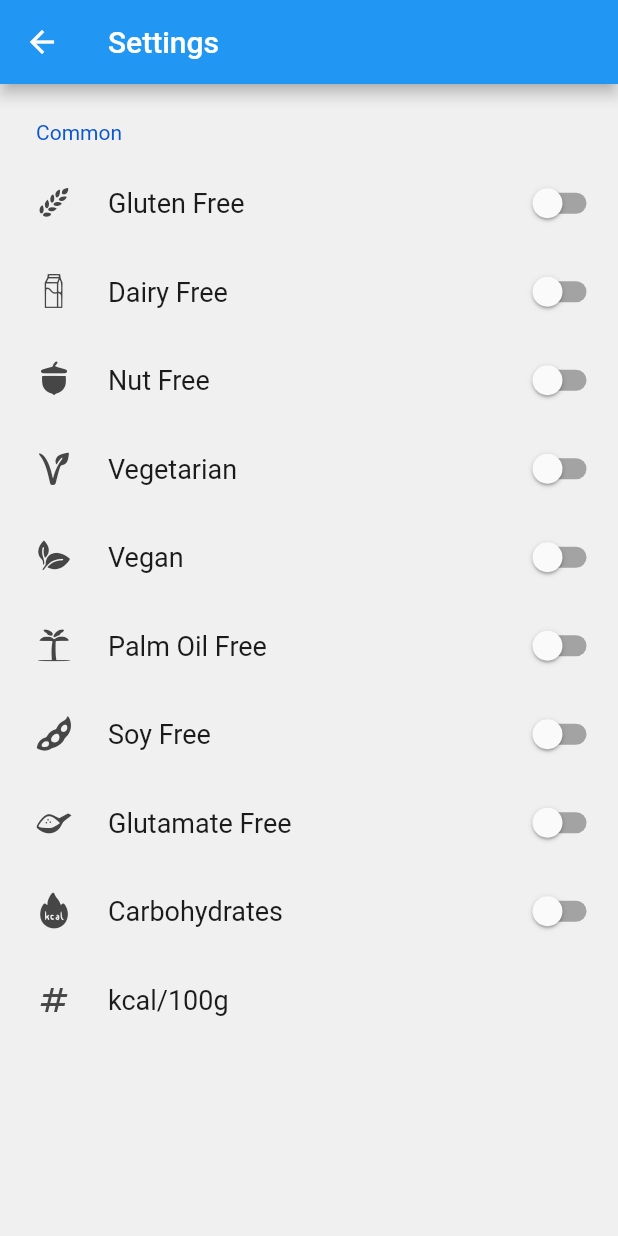
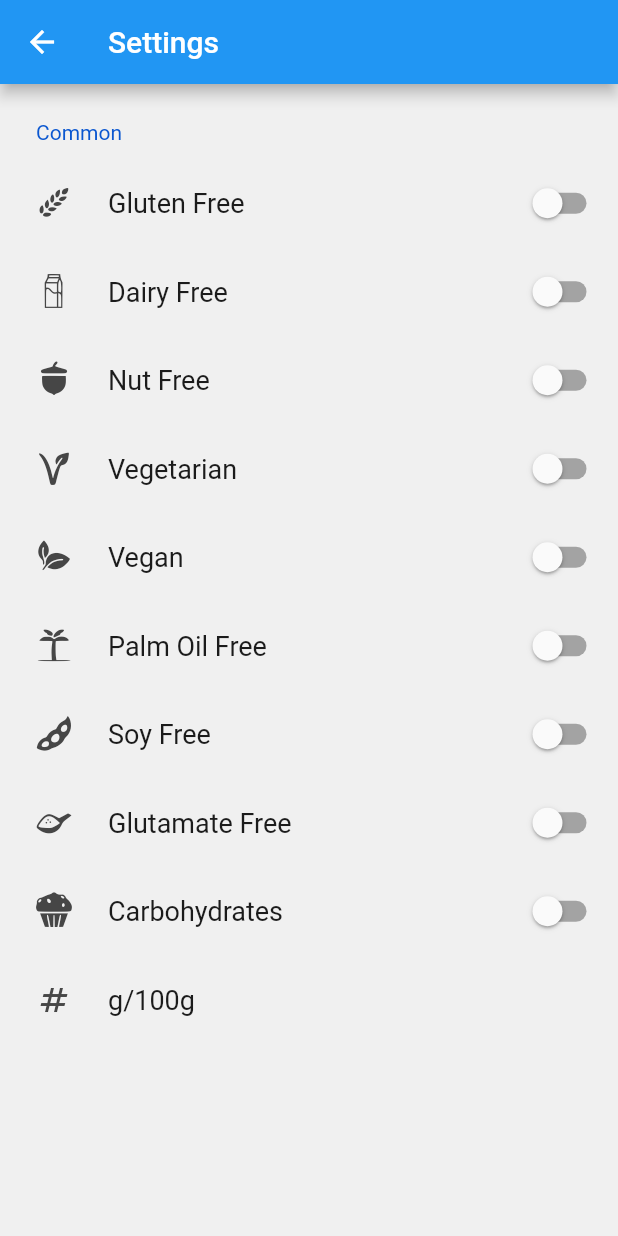
Before and after one commit to bloedboemmel/PickyPal, a Flutter app: the SettingsPage screen opened directly, on a phone screen of 412 x 824 dp. Run offline on Flutter 3.47's test engine with Material 2 defaults, Android fonts, the phone set to English and light mode, and no system bars; drawn by our look-alikes of settings_ui; our stand-ins replace fl_chart, numberpicker, shared_preferences; missing offline and left inert: qr_mobile_vision; accounts and stored records are empty; generated files the repository leaves out were written again.

Commit message:
Right logo and unit for carbs Better error handling Added dependabot.yml

```diff
--- a/lib/FoodPreference.dart
+++ b/lib/FoodPreference.dart
@@ -34,7 +34,7 @@ class FoodPreference{
     return FoodPreference(name: AppLocalizations.of(context)!.glutamateFree, suitable: suitable, icon: FoodIcons.glutamate);
   }
   factory FoodPreference.carbohydrates({required BuildContext context, YESMAYBENO suitable= YESMAYBENO.no}){
-    return FoodPreference(name: AppLocalizations.of(context)!.carbohydrates, suitable: suitable, icon: FoodIcons.kcal);
+    return FoodPreference(name: AppLocalizations.of(context)!.carbohydrates, suitable: suitable, icon: FoodIcons.carbs);
   }
 
 
--- a/lib/ProductView.dart
+++ b/lib/ProductView.dart
@@ -387,6 +387,7 @@ class _Product extends State<ProductView> {
     return product.glutamatefree ? YESMAYBENO.yes : YESMAYBENO.no;
   }
   YESMAYBENO isLessCarboHydrates(Product product, UserPreferences userPreferences){
+    if (product.carbohydrates_100g == -1) return YESMAYBENO.maybe;
     return product.carbohydrates_100g < userPreferences.carbohydrateslimit? YESMAYBENO.yes: YESMAYBENO.no;
   }
 }
--- a/lib/assets/languages/app_de.arb
+++ b/lib/assets/languages/app_de.arb
@@ -19,5 +19,5 @@
   "soyFree": "Sojafrei",
   "glutamateFree": "Glutamatfrei",
   "carbohydrates": "Kohlenhydrate",
-  "carbohydrateslimit": "kcal/100g"
+  "carbohydrateslimit": "g/100g"
 }
--- a/lib/assets/languages/app_en.arb
+++ b/lib/assets/languages/app_en.arb
@@ -76,7 +76,7 @@
   "@carbohydrates": {
     "description": "Carbohydrates"
   },
-  "carbohydrateslimit": "kcal/100g",
+  "carbohydrateslimit": "g/100g",
   "@carbohydrateslimit": {
     "description": "Carbohydrates-Limit/100g"
   }
--- a/lib/food_icons.dart
+++ b/lib/food_icons.dart
@@ -26,7 +26,7 @@ class FoodIcons {
   static const IconData milk = IconData(0xe802, fontFamily: _kFontFam, fontPackage: _kFontPkg);
   static const IconData nut = IconData(0xe803, fontFamily: _kFontFam, fontPackage: _kFontPkg);
   static const IconData palm = IconData(0xe804, fontFamily: _kFontFam, fontPackage: _kFontPkg);
-  static const IconData kcal = IconData(0xe805, fontFamily: _kFontFam, fontPackage: _kFontPkg);
+  static const IconData carbs = IconData(0xe805, fontFamily: _kFontFam, fontPackage: _kFontPkg);
   static const IconData soy = IconData(0xe806, fontFamily: _kFontFam, fontPackage: _kFontPkg);
   static const IconData glutamate = IconData(0xe807, fontFamily: _kFontFam, fontPackage: _kFontPkg);
   static const IconData vegan = IconData(0xe808, fontFamily: _kFontFam, fontPackage: _kFontPkg);
--- a/pubspec.yaml
+++ b/pubspec.yaml
@@ -8,7 +8,7 @@ documentation: https://github.com/bloedboemmel/PickyPal
 repository: https://github.com/bloedboemmel/PickyPal
 publish_to: 'none' # Remove this line if you wish to publish to pub.dev
 
-version: 1.0.3+10
+version: 1.0.4+11
 
 environment:
   sdk: '>=2.19.2 <3.0.0'
```
Also changed, not shown: lib/product.dart (+17 -9 lines), lib/assets/fonts/FoodIcons.ttf, lib/assets/images/foodIcons/png/carbs.png (added), lib/assets/images/foodIcons/svg/carbs.svg (added), 3 other files.
